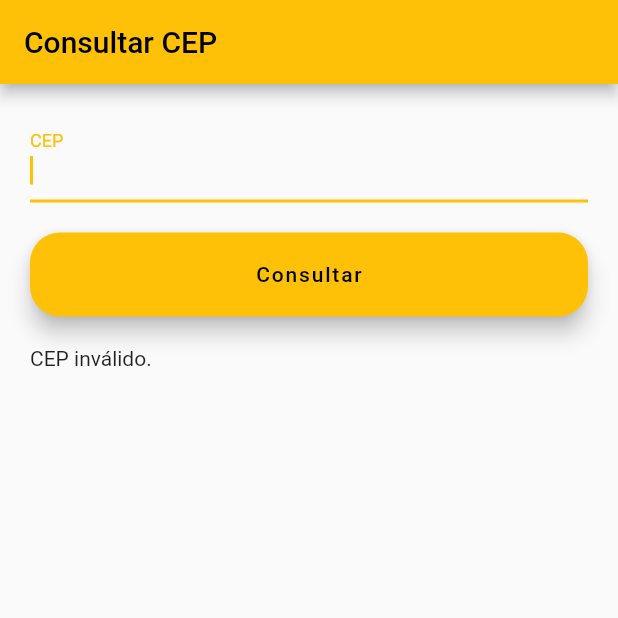
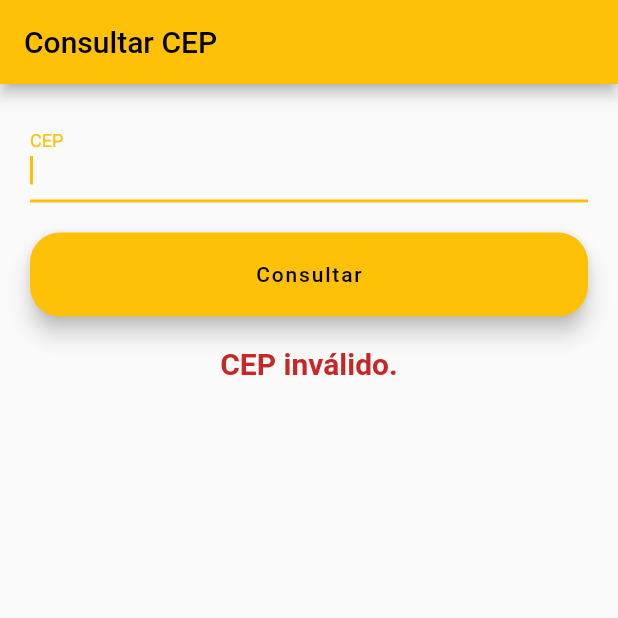
Before and after one commit to sabrinaserique/Pesquisa_CEP, a Flutter app: the screen it shows after launch, after a tap on "Consultar", on a phone screen of 412 x 824 dp, the top half of it. Run offline on Flutter 3.47's test engine with Material 2 defaults, Android fonts, the phone set to English and light mode, and no system bars.

Commit message:
Customização do campo Text da mensagem de CEP Inválido

```diff
--- a/lib/views/home_page.dart
+++ b/lib/views/home_page.dart
@@ -242,7 +242,19 @@ class _HomePageState extends State<HomePage> {
               ],
             ),
           )
-          : Text(_invalid ?? ''),
+          : Center(
+        child: Column(
+          children: [
+            Text(
+                _invalid ?? '',
+                style: TextStyle(
+                  color: Colors.red[800],
+                  fontWeight: FontWeight.bold,
+                  fontSize: 20)
+            ),
+          ],
+        ),
+      )
     );
   }
 }
```
